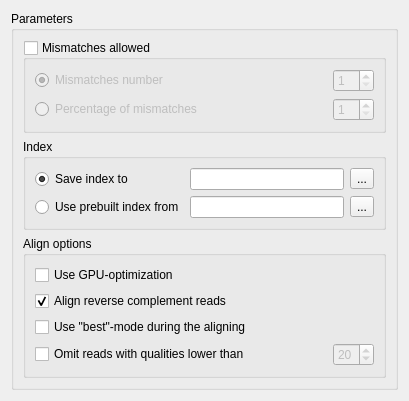
violethaze74/ugene, file src/plugins/genome_aligner/src/ui/GenomeAlignerSettings.ui: the form before one commit.
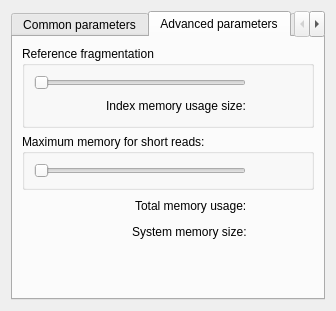
The form after the commit. The open tabs and pages were chosen to show the change.

Commit message: UGENE-134: Building an index file during the aligning of short reads

Patch:
```diff
--- a/src/plugins/genome_aligner/src/ui/GenomeAlignerSettings.ui
+++ b/src/plugins/genome_aligner/src/ui/GenomeAlignerSettings.ui
@@ -6,8 +6,8 @@
    <rect>
     <x>0</x>
     <y>0</y>
-    <width>409</width>
-    <height>362</height>
+    <width>317</width>
+    <height>285</height>
    </rect>
   </property>
   <property name="windowTitle">
@@ -15,17 +15,16 @@
   </property>
   <layout class="QVBoxLayout" name="verticalLayout_5">
    <item>
-    <widget class="QGroupBox" name="groupBox_parameters">
-     <property name="toolTip">
-      <string>Set the paramaters of the selected align short reads algorithm.</string>
+    <widget class="QTabWidget" name="tabWidget">
+     <property name="currentIndex">
+      <number>0</number>
      </property>
-     <property name="title">
-      <string>Parameters</string>
-     </property>
-     <layout class="QVBoxLayout" name="verticalLayout_4">
+     <widget class="QWidget" name="tab">
+      <attribute name="title">
+       <string>Common parameters</string>
+      </attribute>
+      <layout class="QVBoxLayout" name="verticalLayout_8">
       <item>
-       <layout class="QGridLayout" name="gridLayout_4">
-        <item row="0" column="0">
          <widget class="QGroupBox" name="groupBox_mismatches">
           <property name="toolTip">
            <string>Chech this box if mismatches between the reference sequence and the reads are allowed.</string>
@@ -125,7 +124,7 @@
           </layout>
          </widget>
         </item>
-        <item row="2" column="0">
+       <item>
          <widget class="QGroupBox" name="groupBox_alignOptions">
           <property name="toolTip">
            <string>Set short reads aligning options.</string>
@@ -220,40 +219,255 @@
           </layout>
          </widget>
         </item>
-        <item row="1" column="0">
-         <widget class="QGroupBox" name="groupBox_index">
-          <property name="toolTip">
-           <string>Use an appropriate index to optimize a short reads aligning algorithm.</string>
-          </property>
+       <item>
+        <spacer name="verticalSpacer">
+         <property name="orientation">
+          <enum>Qt::Vertical</enum>
+         </property>
+         <property name="sizeHint" stdset="0">
+          <size>
+           <width>20</width>
+           <height>0</height>
+          </size>
+         </property>
+        </spacer>
+       </item>
+      </layout>
+     </widget>
+     <widget class="QWidget" name="tab_2">
+      <attribute name="title">
+       <string>Advanced parameters</string>
+      </attribute>
+      <layout class="QVBoxLayout" name="verticalLayout_7">
+       <item>
+        <widget class="QGroupBox" name="refGroupBox">
           <property name="title">
-           <string>Index </string>
-          </property>
+          <string>Reference fragmentation</string>
+         </property>
+         <layout class="QVBoxLayout" name="verticalLayout_4">
+          <item>
+           <layout class="QHBoxLayout" name="horizontalLayout">
+            <item>
+             <widget class="QSlider" name="partSlider">
+              <property name="orientation">
+               <enum>Qt::Horizontal</enum>
+              </property>
+             </widget>
+            </item>
+            <item>
+             <widget class="QLabel" name="partSizeLabel">
+              <property name="minimumSize">
+               <size>
+                <width>50</width>
+                <height>0</height>
+               </size>
+              </property>
+              <property name="maximumSize">
+               <size>
+                <width>50</width>
+                <height>16777215</height>
+               </size>
+              </property>
+              <property name="text">
+               <string/>
+              </property>
+             </widget>
+            </item>
+           </layout>
+          </item>
+          <item>
+           <layout class="QHBoxLayout" name="horizontalLayout_2">
+            <item>
+             <spacer name="horizontalSpacer_4">
+              <property name="orientation">
+               <enum>Qt::Horizontal</enum>
+              </property>
+              <property name="sizeHint" stdset="0">
+               <size>
+                <width>40</width>
+                <height>20</height>
+               </size>
+              </property>
+             </spacer>
+            </item>
+            <item>
+             <widget class="QLabel" name="label_2">
+              <property name="text">
+               <string>Index memory usage size:</string>
+              </property>
+             </widget>
+            </item>
+            <item>
+             <widget class="QLabel" name="indexSizeLabel">
+              <property name="minimumSize">
+               <size>
+                <width>50</width>
+                <height>0</height>
+               </size>
+              </property>
+              <property name="maximumSize">
+               <size>
+                <width>50</width>
+                <height>16777215</height>
+               </size>
+              </property>
+              <property name="text">
+               <string/>
+              </property>
+             </widget>
+            </item>
+           </layout>
+          </item>
+         </layout>
+        </widget>
+       </item>
+       <item>
+        <widget class="QGroupBox" name="groupBox_2">
+         <property name="title">
+          <string>Maximum memory for short reads:</string>
+         </property>
+         <layout class="QVBoxLayout" name="verticalLayout_6">
+          <item>
+           <layout class="QHBoxLayout" name="horizontalLayout_3">
+            <item>
+             <widget class="QSlider" name="readSlider">
+              <property name="orientation">
+               <enum>Qt::Horizontal</enum>
+              </property>
+             </widget>
+            </item>
+            <item>
+             <widget class="QLabel" name="readSizeLabel">
+              <property name="minimumSize">
+               <size>
+                <width>50</width>
+                <height>0</height>
+               </size>
+              </property>
+              <property name="maximumSize">
+               <size>
+                <width>50</width>
+                <height>16777215</height>
+               </size>
+              </property>
+              <property name="text">
+               <string/>
+              </property>
+             </widget>
+            </item>
+           </layout>
+          </item>
+         </layout>
+        </widget>
+       </item>
+       <item>
+        <layout class="QHBoxLayout" name="horizontalLayout_4">
+         <item>
+          <spacer name="horizontalSpacer_5">
+           <property name="orientation">
+            <enum>Qt::Horizontal</enum>
+           </property>
+           <property name="sizeHint" stdset="0">
+            <size>
+             <width>40</width>
+             <height>20</height>
+            </size>
+           </property>
+          </spacer>
+         </item>
+         <item>
+          <widget class="QLabel" name="label">
+           <property name="text">
+            <string>Total memory usage:</string>
+           </property>
+          </widget>
+         </item>
+         <item>
+          <widget class="QLabel" name="totalSizeLabel">
+           <property name="minimumSize">
+            <size>
+             <width>61</width>
+             <height>0</height>
+            </size>
+           </property>
+           <property name="maximumSize">
+            <size>
+             <width>61</width>
+             <height>16777215</height>
+            </size>
+           </property>
+           <property name="text">
+            <string/>
+           </property>
+          </widget>
+         </item>
+        </layout>
+       </item>
+       <item>
+        <layout class="QHBoxLayout" name="horizontalLayout_5">
+         <item>
+          <spacer name="horizontalSpacer_6">
+           <property name="orientation">
+            <enum>Qt::Horizontal</enum>
+           </property>
+           <property name="sizeHint" stdset="0">
+            <size>
+             <width>40</width>
+             <height>20</height>
+            </size>
+           </property>
+          </spacer>
+         </item>
+         <item>
+          <widget class="QLabel" name="label_3">
+           <property name="text">
+            <string>System memory size:</string>
+           </property>
+          </widget>
+         </item>
+         <item>
+          <widget class="QLabel" name="systemSizeLabel">
+           <property name="minimumSize">
+            <size>
+             <width>61</width>
+             <height>0</height>
+            </size>
+           </property>
+           <property name="maximumSize">
+            <size>
+             <width>61</width>
+             <height>16777215</height>
+            </size>
+           </property>
+           <property name="text">
+            <string/>
+           </property>
+          </widget>
+         </item>
+        </layout>
+       </item>
+       <item>
+        <spacer name="verticalSpacer_2">
+         <property name="orientation">
+          <enum>Qt::Vertical</enum>
+         </property>
+         <property name="sizeHint" stdset="0">
+          <size>
+           <width>20</width>
+           <height>0</height>
+          </size>
+         </property>
+        </spacer>
+       </item>
+      </layout>
+     </widget>
+     <widget class="QWidget" name="tab_3">
+      <attribute name="title">
+       <string>Index parameters</string>
+      </attribute>
           <layout class="QVBoxLayout" name="verticalLayout_2">
            <item>
             <layout class="QGridLayout" name="gridLayout_3">
-             <item row="0" column="0">
-              <widget class="QRadioButton" name="buildIndexRadioButton">
-               <property name="toolTip">
-                <string>Specify an index to build during execution of the selected short reads aligning algorithm. If this option is selected, the value is &lt;b&gt;required&lt;/b&gt;.</string>
-               </property>
-               <property name="text">
-                <string>Save index to</string>
-               </property>
-               <property name="checked">
-                <bool>true</bool>
-               </property>
-              </widget>
-             </item>
-             <item row="0" column="1">
-              <widget class="QLineEdit" name="buildIndexFileEdit">
-               <property name="toolTip">
-                <string>Specify an index to build during execution of the selected short reads aligning algorithm. If this option is selected, the value is &lt;b&gt;required&lt;/b&gt;.</string>
-               </property>
-               <property name="readOnly">
-                <bool>true</bool>
-               </property>
-              </widget>
-             </item>
              <item row="0" column="2">
               <widget class="QToolButton" name="buildIndexFileButton">
                <property name="text">
@@ -261,41 +475,40 @@
                </property>
               </widget>
              </item>
-             <item row="1" column="0">
-              <widget class="QRadioButton" name="prebuiltIndexRadioButton">
+         <item row="0" column="1">
+          <widget class="QLineEdit" name="indexDirEdit">
                <property name="toolTip">
-                <string>Use an appropriate prebuilt index to optimize the selected short reads aligning algorithm. If this option is selected, the value is &lt;b&gt;required&lt;/b&gt;.</string>
-               </property>
-               <property name="text">
-                <string>Use prebuilt index from</string>
-               </property>
-              </widget>
-             </item>
-             <item row="1" column="1">
-              <widget class="QLineEdit" name="prebuiltIndexFileEdit">
-               <property name="toolTip">
-                <string>Use an appropriate prebuilt index to optimize the selected short reads aligning algorithm. If this option is selected, the value is &lt;b&gt;required&lt;/b&gt;.</string>
+            <string>Specify an index to build during execution of the selected short reads aligning algorithm. If this option is selected, the value is &lt;b&gt;required&lt;/b&gt;.</string>
                </property>
                <property name="readOnly">
-                <bool>false</bool>
+            <bool>true</bool>
                </property>
               </widget>
              </item>
-             <item row="1" column="2">
-              <widget class="QToolButton" name="prebuiltIndexFileButton">
+         <item row="0" column="0">
+          <widget class="QLabel" name="label_5">
                <property name="text">
-                <string>...</string>
+            <string>Directory for index files:</string>
                </property>
               </widget>
              </item>
             </layout>
            </item>
-          </layout>
-         </widget>
-        </item>
-       </layout>
-      </item>
-     </layout>
+       <item>
+        <spacer name="verticalSpacer_3">
+         <property name="orientation">
+          <enum>Qt::Vertical</enum>
+         </property>
+         <property name="sizeHint" stdset="0">
+          <size>
+           <width>20</width>
+           <height>0</height>
+          </size>
+         </property>
+        </spacer>
+       </item>
+      </layout>
+     </widget>
     </widget>
    </item>
   </layout>
```
Left out of the diff: 92 changed lines with no effect on the pictures. Lines whose indentation alone changed are shown as unchanged. The commit also changes 29 other files.
